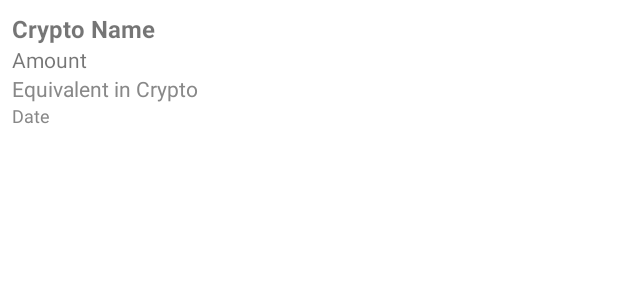
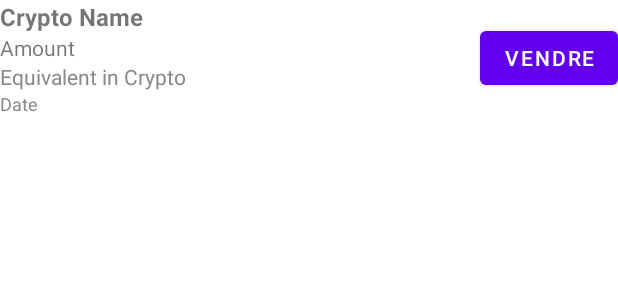
Before and after one commit to Mathias-Gh/CoinTrace, an Android app: the layout item_trade.xml on its own in the app's theme, with its tools: preview values and no code run, on a phone screen of 412 x 824 dp. Shown: the top 300 px of the screen. Run offline under Robolectric (Android 15) with nearby library versions, the phone set to English and light mode, and no system bars.

Commit message:
add delete a trade in wallet

```diff
--- a/app/src/main/res/layout/item_trade.xml
+++ b/app/src/main/res/layout/item_trade.xml
@@ -1,8 +1,14 @@
 <LinearLayout xmlns:android="http://schemas.android.com/apk/res/android"
     android:layout_width="match_parent"
     android:layout_height="wrap_content"
-    android:orientation="vertical"
-    android:padding="8dp">
+    android:orientation="horizontal"
+    android:gravity="center_vertical">
+
+    <LinearLayout
+        android:layout_width="0dp"
+        android:layout_weight="1"
+        android:orientation="vertical"
+        android:layout_height="wrap_content">
 
     <TextView
         android:id="@+id/cryptoNameTextView"
@@ -35,3 +41,10 @@
         android:textSize="12sp"
         android:textColor="#888888" />
 </LinearLayout>
+
+    <Button
+        android:id="@+id/sellButton"
+        android:layout_width="wrap_content"
+        android:layout_height="wrap_content"
+        android:text="Vendre" />
+</LinearLayout>
```
Also changed, not shown: app/src/main/java/com/example/cointrace/DatabaseHelper.kt (+8 -0 lines), app/src/main/java/com/example/cointrace/adapters/TraderAdapter.kt (+10 -2 lines), app/src/main/java/com/example/cointrace/ui/wallet/WalletFragment.kt (+22 -11 lines).
